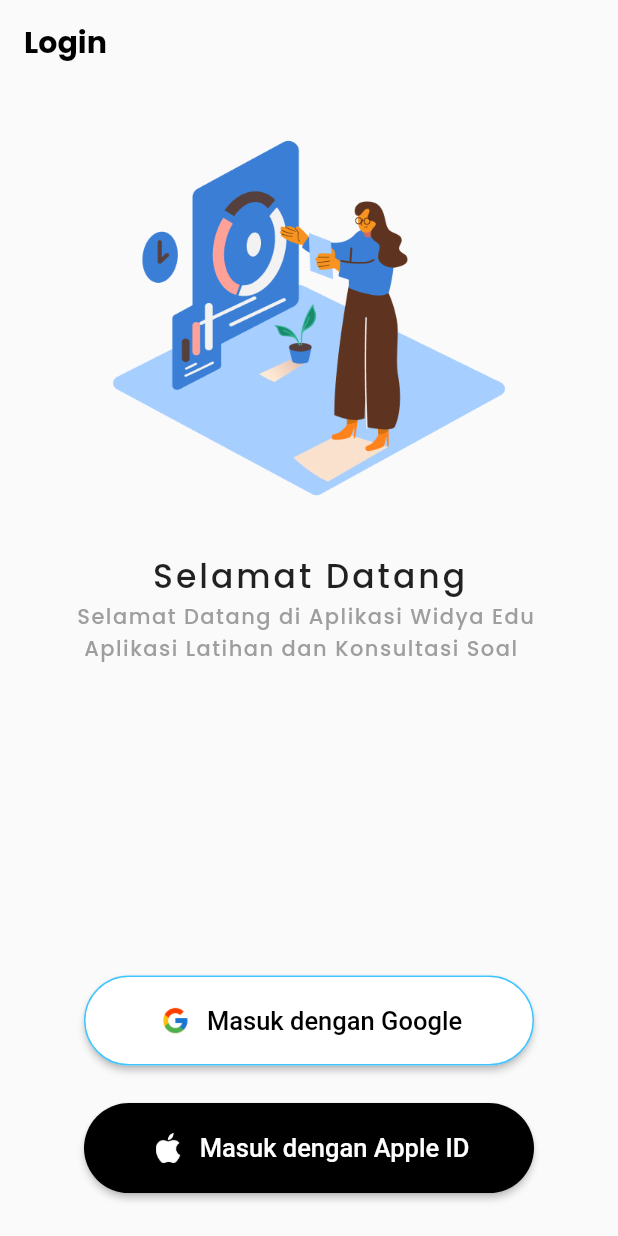
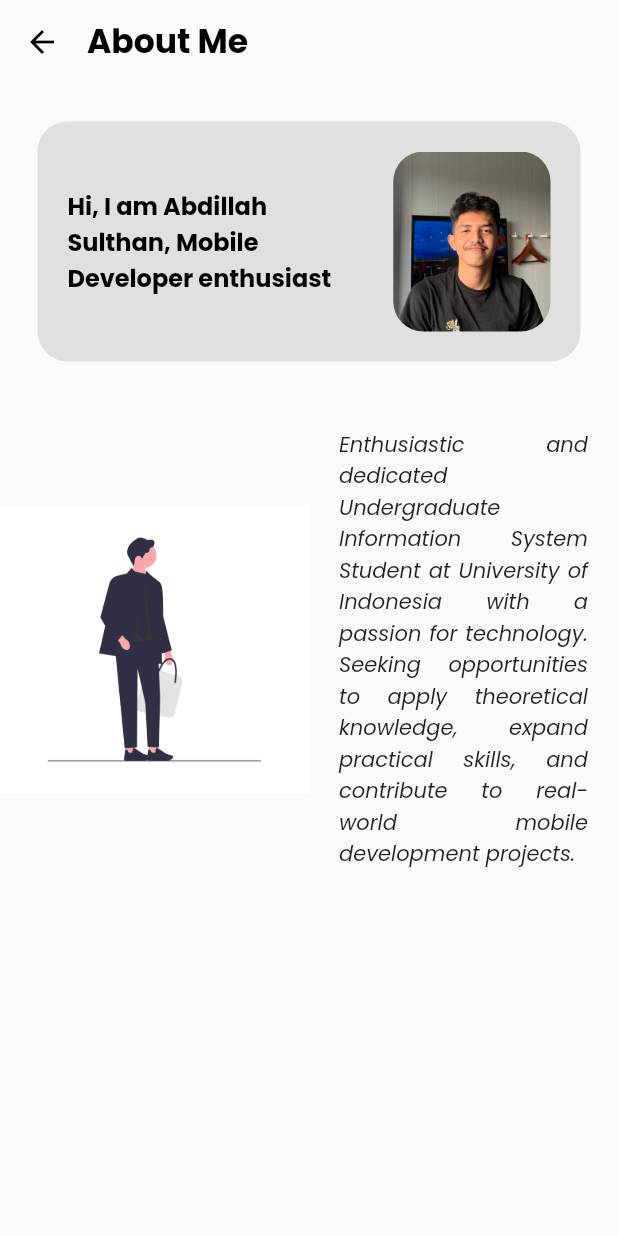
Before and after one commit to abdillahsulthan/learning-app-flutter, a Flutter app: the screen it shows after launch, after a tap on "Masuk dengan Google", on a phone screen of 412 x 824 dp. Run offline on Flutter 3.47's test engine with Material 2 defaults, Android fonts, the phone set to English and light mode, and no system bars; drawn by our look-alikes of animated_text_kit; our stand-ins replace google_fonts.

Commit message:
fe: add about_page

```diff
--- a/lib/main.dart
+++ b/lib/main.dart
@@ -1,5 +1,5 @@
 import 'package:flutter/material.dart';
-import 'package:learning_app/page/splash_screen.dart';
+import 'package:learning_app/pages/splash_screen.dart';
 
 void main() {
   runApp(const App());
@@ -10,9 +10,12 @@ class App extends StatelessWidget {
 
   @override
   Widget build(BuildContext context) {
-    return const MaterialApp(
+    return MaterialApp(
+      theme: ThemeData(
+        fontFamily: 'Poppins',
+      ),
       debugShowCheckedModeBanner: false,
-      home: SplashScreen(),
+      home: const SplashScreen(),
     );
   }
 }
--- /dev/null
+++ b/lib/pages/about_page.dart
@@ -0,0 +1,125 @@
+import 'package:animated_text_kit/animated_text_kit.dart';
+import 'package:flutter/material.dart';
+import 'package:google_fonts/google_fonts.dart';
+
+class AboutPage extends StatelessWidget {
+  const AboutPage({super.key});
+
+  @override
+  Widget build(BuildContext context) {
+    return Scaffold(
+      body: SingleChildScrollView(
+        child: Column(
+          children: [
+            Stack(
+              children: <Widget>[
+                SafeArea(
+                  child: Padding(
+                    padding: const EdgeInsets.all(8.0),
+                    child: Row(
+                      mainAxisAlignment: MainAxisAlignment.start,
+                      children: [
+                        CircleAvatar(
+                          backgroundColor: Colors.transparent,
+                          child: IconButton(
+                            icon: const Icon(
+                              Icons.arrow_back,
+                              color: Colors.black,
+                            ),
+                            onPressed: () {
+                              Navigator.pop(context);
+                            },
+                          ),
+                        ),
+                        const SizedBox(width: 10),
+                        Text(
+                          'About Me',
+                          style: GoogleFonts.poppins(
+                              textStyle: const TextStyle(
+                            color: Colors.black,
+                            fontWeight: FontWeight.w700,
+                            fontSize: 22,
+                          )),
+                        ),
+                      ],
+                    ),
+                  ),
+                ),
+              ],
+            ),
+            Container(
+              margin: const EdgeInsets.all(25),
+              decoration: BoxDecoration(
+                  color: Colors.grey.shade300,
+                  borderRadius: BorderRadius.circular(20)),
+              child: Row(
+                mainAxisAlignment: MainAxisAlignment.spaceBetween,
+                children: [
+                  Expanded(
+                    flex: 3,
+                    child: Padding(
+                      padding: const EdgeInsets.all(20),
+                      child: AnimatedTextKit(
+                        repeatForever: true,
+                        animatedTexts: [
+                          TyperAnimatedText(
+                            'Hi, I am Abdillah Sulthan, Mobile Developer enthusiast',
+                            speed: const Duration(milliseconds: 95),
+                            curve: Curves.easeIn,
+                            textStyle: const TextStyle(
+                                fontFamily: 'Poppins',
+                                fontWeight: FontWeight.bold,
+                                fontSize: 16,
+                                color: Colors.black),
+                          ),
+                        ],
+                      ),
+                    ),
+                  ),
+                  Expanded(
+                    flex: 2,
+                    child: Padding(
+                      padding: const EdgeInsets.all(20),
+                      child: ClipRRect(
+                        borderRadius: BorderRadius.circular(20),
+                        child: SizedBox.fromSize(
+                          size: const Size.fromRadius(60),
+                          child: Image.asset(
+                            'assets/images/profile-image.jpg',
+                            fit: BoxFit.cover,
+                          ),
+                        ),
+                      ),
+                    ),
+                  )
+                ],
+              ),
+            ),
+            Row(
+              mainAxisAlignment: MainAxisAlignment.spaceBetween,
+              children: [
+                Expanded(
+                  flex: 2,
+                  child: Image.asset('assets/images/about-picture.png'),
+                ),
+                Expanded(
+                  flex: 2,
+                  child: Container(
+                    padding: const EdgeInsets.all(20),
+                    child: const Text(
+                      'Enthusiastic and dedicated Undergraduate Information System Student at University of Indonesia with a passion for technology. Seeking opportunities to apply theoretical knowledge, expand practical skills, and contribute to real-world mobile development projects.',
+                      style: TextStyle(
+                        fontStyle: FontStyle.italic,
+                      ),
+                      textAlign: TextAlign.justify,
+                    ),
+                  ),
+                ),
+              ],
+            )
+          ],
+        ),
+      ),
+    );
+  }
+}
--- a/lib/page/login_page.dart
+++ b/lib/pages/login_page.dart
@@ -1,5 +1,4 @@
 import 'package:flutter/material.dart';
-import 'package:google_fonts/google_fonts.dart';
 import 'package:learning_app/widgets/login_button.dart';
 
 class LoginPage extends StatelessWidget {
@@ -9,14 +8,13 @@ class LoginPage extends StatelessWidget {
   Widget build(BuildContext context) {
     return Scaffold(
       appBar: AppBar(
-        title: Text(
+        title: const Text(
           'Login',
-          style: GoogleFonts.poppins(
-              textStyle: const TextStyle(
+          style: TextStyle(
             color: Colors.black,
-            fontWeight: FontWeight.w700,
+            fontWeight: FontWeight.bold,
             fontSize: 20,
-          )),
+          ),
         ),
         backgroundColor: Colors.transparent,
         elevation: 0,
@@ -28,33 +26,29 @@ class LoginPage extends StatelessWidget {
             Column(
               children: [
                 Image.asset(
-                  'assets/login-image.png',
+                  'assets/images/login-image.png',
                   width: 360,
                   height: 255,
                 ),
               ],
             ),
-            Column(
+            const Column(
               children: [
                 Text(
                   'Selamat Datang',
-                  style: GoogleFonts.poppins(
-                    textStyle: const TextStyle(
+                  style: TextStyle(
                     fontWeight: FontWeight.w500,
                     fontSize: 22,
                     letterSpacing: 2,
                   ),
                 ),
-                ),
                 Text(
                   'Selamat Datang di Aplikasi Widya Edu \n Aplikasi Latihan dan Konsultasi Soal',
-                  style: GoogleFonts.poppins(
-                    textStyle: const TextStyle(
+                  style: TextStyle(
                     fontSize: 14,
                     fontWeight: FontWeight.w500,
                     color: Colors.grey,
                     letterSpacing: 1,
-                    ),
                   ),
                 ),
               ],
@@ -65,12 +59,12 @@ class LoginPage extends StatelessWidget {
             const Column(
               children: [
                 LoginButton(
-                    asset: 'assets/google-logo.png',
+                    asset: 'assets/images/google-logo.png',
                     text: 'Masuk dengan Google',
                     backgroundColor: Colors.white),
                 SizedBox(height: 25),
                 LoginButton(
-                    asset: 'assets/apple-logo.png',
+                    asset: 'assets/images/apple-logo.png',
                     text: 'Masuk dengan Apple ID',
                     backgroundColor: Colors.black),
               ],
--- a/lib/page/splash_screen.dart
+++ b/lib/pages/splash_screen.dart
@@ -1,7 +1,7 @@
 import 'dart:async';
 
 import 'package:flutter/material.dart';
-import 'package:learning_app/page/login_page.dart';
+import 'package:learning_app/pages/login_page.dart';
 
 class SplashScreen extends StatefulWidget {
   const SplashScreen({super.key});
@@ -29,7 +29,7 @@ class _SplashScreenState extends State<SplashScreen> {
       backgroundColor: Colors.blue,
       body: Center(
         child: Image.asset(
-          'assets/edspert-logo.png',
+          'assets/images/edspert-logo.png',
           width: 159,
           height: 30,
         ),
--- a/lib/widgets/login_button.dart
+++ b/lib/widgets/login_button.dart
@@ -1,5 +1,6 @@
 import 'package:flutter/material.dart';
 import 'package:google_fonts/google_fonts.dart';
+import 'package:learning_app/pages/about_page.dart';
 
 class LoginButton extends StatelessWidget {
   final String asset;
@@ -13,8 +14,14 @@ class LoginButton extends StatelessWidget {
 
   @override
   Widget build(BuildContext context) {
+    bool isGoogle = backgroundColor == Colors.white ? true : false;
     return ElevatedButton(
-      onPressed: () {},
+      onPressed: () {
+        if (isGoogle) {
+          Navigator.push(context,
+              MaterialPageRoute(builder: (context) => const AboutPage()));
+        }
+      },
       style: ElevatedButton.styleFrom(
           backgroundColor: backgroundColor,
           shape: StadiumBorder(
```
Also changed, not shown: pubspec.yaml (+15 -10 lines), assets/fonts/Poppins-Bold.ttf (added), assets/fonts/Poppins-Italic.ttf (added), assets/fonts/Poppins-Regular.ttf (added), assets/images/about-picture.png (added), assets/images/apple-logo.png (renamed from assets/apple-logo.png), assets/images/edspert-logo.png (renamed from assets/edspert-logo.png), assets/images/google-logo.png (renamed from assets/google-logo.png), assets/images/login-image.png (renamed from assets/login-image.png), assets/images/profile-image.jpg (added), assets/images/profile-picture.png (added), pubspec.lock. Lines whose indentation alone changed are shown as unchanged.
